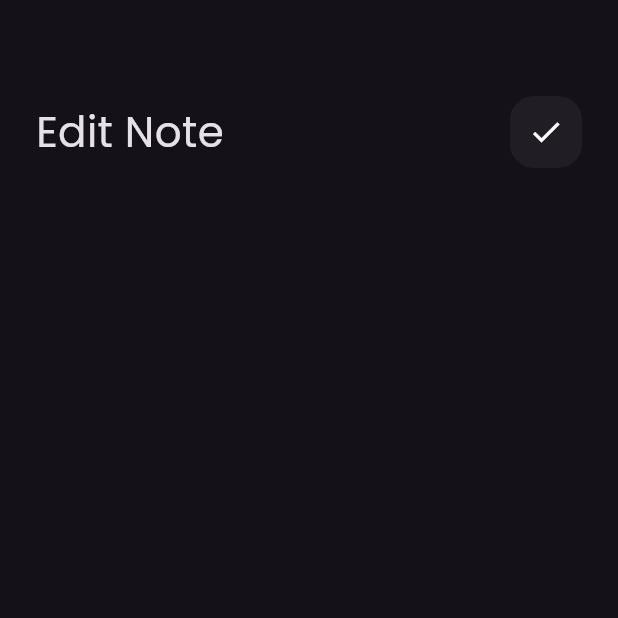
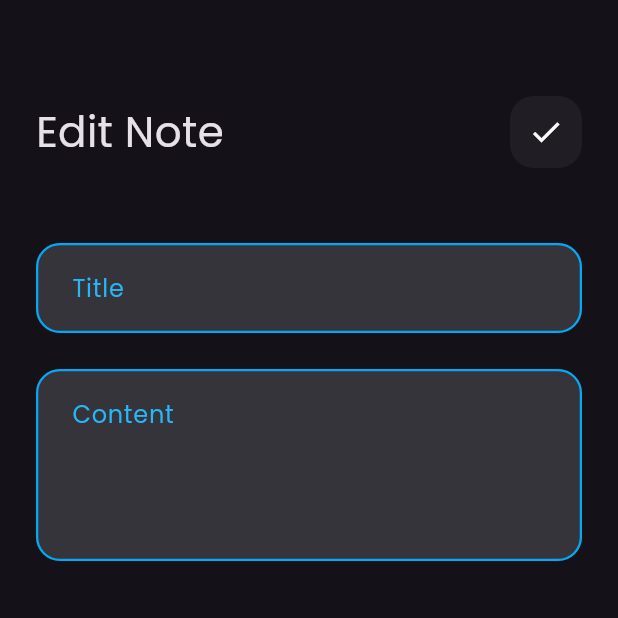
Before and after one commit to msyf19687-max/Notes_App, a Flutter app: the EditCardPage screen opened directly, on a phone screen of 412 x 824 dp, the top half of it. Run offline on Flutter 3.47's test engine with Material 3 defaults, Android fonts, the phone set to English and light mode, and no system bars.

Commit message:
ui is done

```diff
--- a/lib/views/widgets/custom_edit_content_in_card.dart
+++ b/lib/views/widgets/custom_edit_content_in_card.dart
@@ -1,5 +1,6 @@
 import 'package:flutter/material.dart';
 import 'package:notse_app/views/widgets/custom_apbar.dart';
+import 'package:notse_app/views/widgets/custom_textfield.dart';
 
 class EditContentInCardPage extends StatelessWidget {
   const EditContentInCardPage({super.key});
@@ -11,7 +12,14 @@ class EditContentInCardPage extends StatelessWidget {
       child: Column(
         children: [
           SizedBox(height: 40,),
-          CustomApbar(title: 'Edit Note', icon: Icons.check),
+          CustomApbar(
+            title: 'Edit Note',
+            icon: Icons.check
+          ),
+          SizedBox(height: 50,),
+          CustomTextField(customHint: 'Title'),
+          SizedBox(height: 24,),
+          CustomTextField(customHint: 'Content' , maxlines: 4),
         ],
       ),
     );
```
